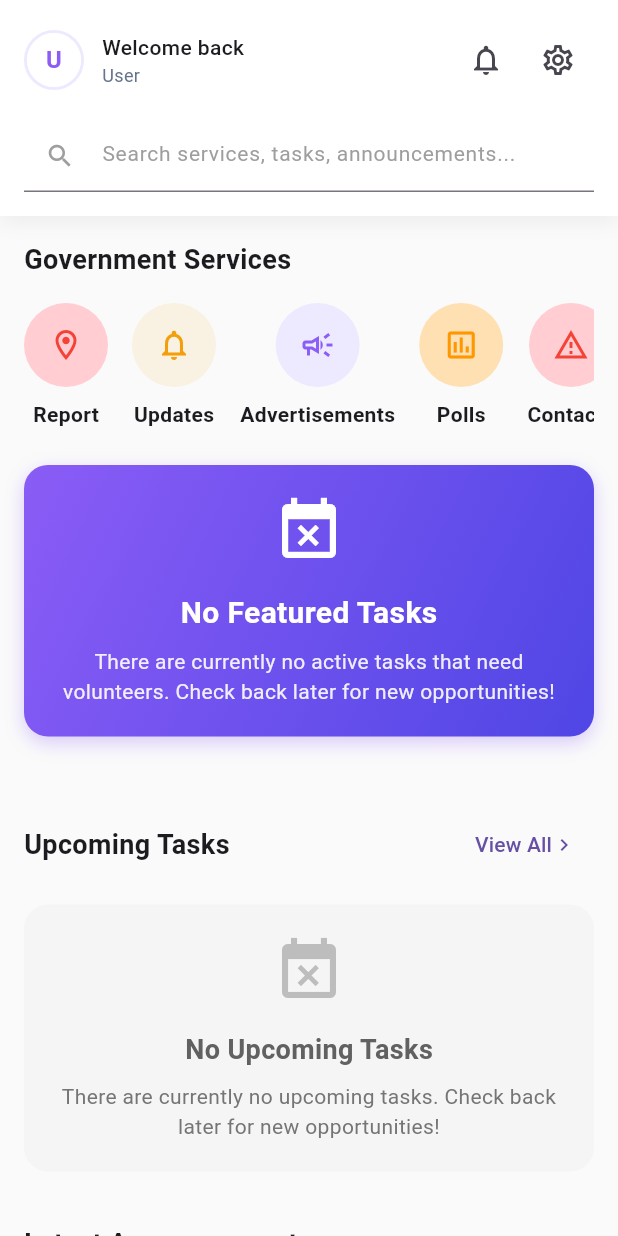
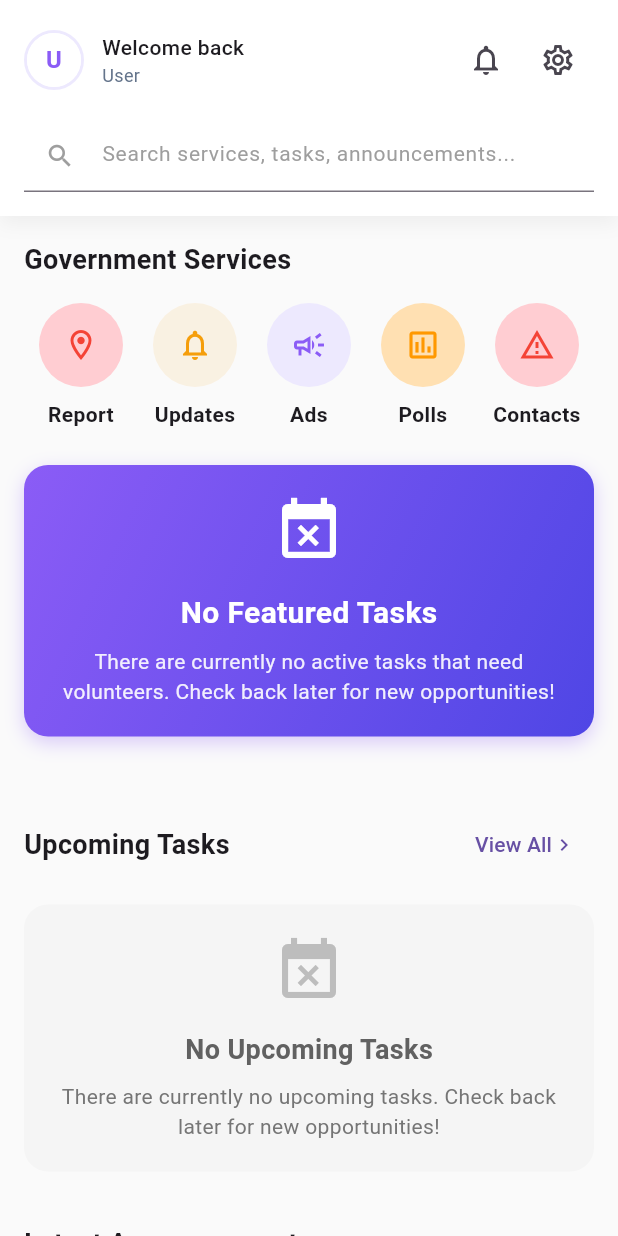
Before and after one commit to MohamedHossam2004/CivicLink, a Flutter app: the HomeScreen screen opened directly, on a phone screen of 412 x 824 dp. Run offline on Flutter 3.47's test engine with Material 3 defaults, Android fonts, the phone set to English and light mode, and no system bars; our stand-ins replace cloud_firestore, file_picker, firebase_auth, firebase_core, firebase_messaging, firebase_storage and 7 more; missing offline and left inert: dart_openai; accounts and stored records are empty.

Commit message:
refactor: simplify service item layout in home screen by using Expanded widgets for better responsiveness

```diff
--- a/lib/screens/home/home_screen.dart
+++ b/lib/screens/home/home_screen.dart
@@ -346,11 +346,11 @@ class _HomeScreenState extends State<HomeScreen> {
           ),
         ),
         const SizedBox(height: 16),
-        SingleChildScrollView(
-          scrollDirection: Axis.horizontal,
-          child: Row(
-            children: [
-              _buildServiceItem(
+        Row(
+          mainAxisAlignment: MainAxisAlignment.spaceEvenly,
+          children: [
+            Expanded(
+              child: _buildServiceItem(
                 icon: Icons.location_on_outlined,
                 label: 'Report',
                 color: Colors.red,
@@ -384,8 +384,9 @@ class _HomeScreenState extends State<HomeScreen> {
                   }
                 },
               ),
-              const SizedBox(width: 16),
-              _buildServiceItem(
+            ),
+            Expanded(
+              child: _buildServiceItem(
                 icon: Icons.notifications_none,
                 label: 'Updates',
                 color: AppTheme.communityColor,
@@ -398,10 +399,11 @@ class _HomeScreenState extends State<HomeScreen> {
                   );
                 },
               ),
-              const SizedBox(width: 16),
-              _buildServiceItem(
+            ),
+            Expanded(
+              child: _buildServiceItem(
                 icon: Icons.campaign_outlined,
-                label: 'Advertisements',
+                label: 'Ads',
                 color: AppTheme.primaryColor,
                 bgColor: AppTheme.primaryLightColor,
                 onTap: () {
@@ -412,8 +414,9 @@ class _HomeScreenState extends State<HomeScreen> {
                   );
                 },
               ),
-              const SizedBox(width: 16),
-              _buildServiceItem(
+            ),
+            Expanded(
+              child: _buildServiceItem(
                 icon: Icons.poll_outlined,
                 label: 'Polls',
                 color: Colors.orange,
@@ -426,8 +429,9 @@ class _HomeScreenState extends State<HomeScreen> {
                   );
                 },
               ),
-              const SizedBox(width: 16),
-              _buildServiceItem(
+            ),
+            Expanded(
+              child: _buildServiceItem(
                 icon: Icons.warning_amber_outlined,
                 label: 'Contacts',
                 color: Colors.red,
@@ -440,8 +444,8 @@ class _HomeScreenState extends State<HomeScreen> {
                   );
                 },
               ),
-            ],
-          ),
+            ),
+          ],
         ),
       ],
     );
```
